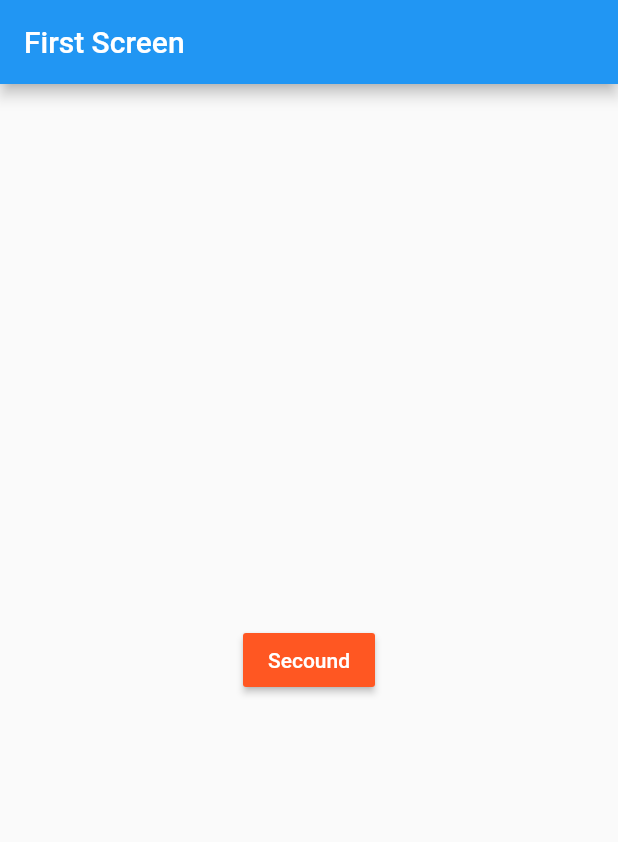
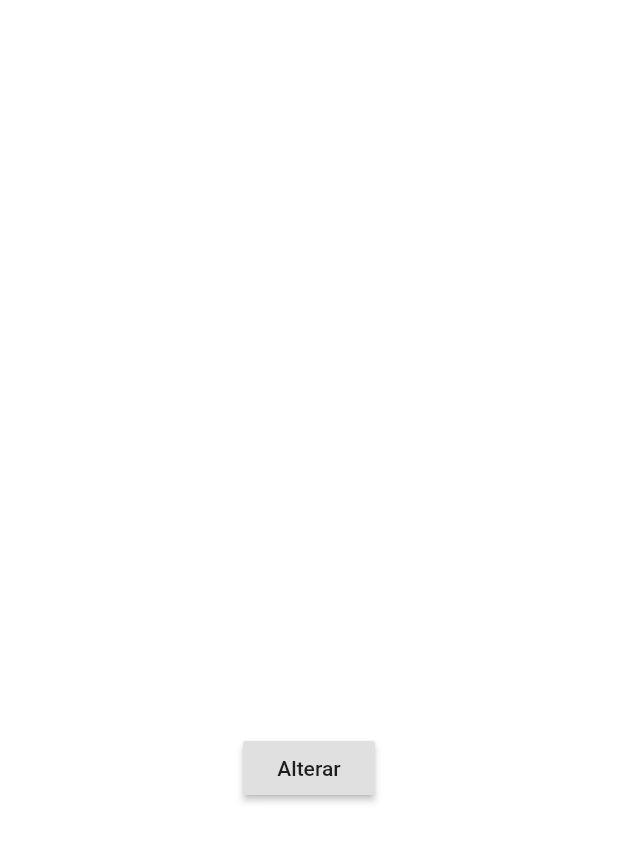
Before and after one commit to mateuspc/animation_utils_flutter, a Flutter app: the screen it shows after launch, on a phone screen of 412 x 824 dp. Shown: the top 842 px of the screen. Run offline on Flutter 3.47's test engine with Material 2 defaults, Android fonts, the phone set to English and light mode, and no system bars.

Commit message:
Foi adicionado o a tela AnimacoesImplicitas que exemplifica o uso dos animated widgets

```diff
--- /dev/null
+++ b/lib/animacao_implicita.dart
@@ -0,0 +1,43 @@
+import 'package:flutter/material.dart';
+
+class AnimacaoImplicita extends StatefulWidget {
+  @override
+  _AnimacaoImplicitaState createState() => _AnimacaoImplicitaState();
+}
+
+class _AnimacaoImplicitaState extends State<AnimacaoImplicita> {
+
+  bool _status = true;
+
+  @override
+  Widget build(BuildContext context) {
+    return Column(
+      mainAxisAlignment: MainAxisAlignment.center,
+      children: [
+ AnimatedAlign(alignment: _status
+       ? Alignment.bottomLeft : Alignment.topCenter,
+                 duration: Duration(seconds: 2),
+                 child: AnimatedOpacity(
+                     opacity: _status ? 0 : 1,
+                     duration: Duration(seconds: 2),
+                     child: AnimatedContainer(
+                         duration: Duration(seconds: 2),
+                         padding: const EdgeInsets.all(10),
+                         height: _status? 200 : 300,
+                         width: _status ? 200 : 300,
+                         color: _status ? Colors.white : Colors.purpleAccent,
+                         curve: Curves.elasticOut,
+                         child: Image.asset('imagens/logo.png')
+                     ))),
+        RaisedButton(
+          onPressed: (){
+            setState(() {
+              _status = !_status;
+            });
+          },
+          child: Text('Alterar'),
+        )
+      ],
+    );
+  }
+}
--- a/pubspec.yaml
+++ b/pubspec.yaml
@@ -48,6 +48,8 @@ flutter:
   # assets:
   #   - images/a_dot_burr.jpeg
   #   - images/a_dot_ham.jpeg
+  assets:
+    - imagens/logo.png
 
   # An image asset can refer to one or more resolution-specific "variants", see
   # https://flutter.dev/assets-and-images/#resolution-aware.
```
Also changed, not shown: lib/main.dart (+3 -6 lines), lib/page_route_anim.dart (+8 -2 lines), imagens/logo.png (added).
